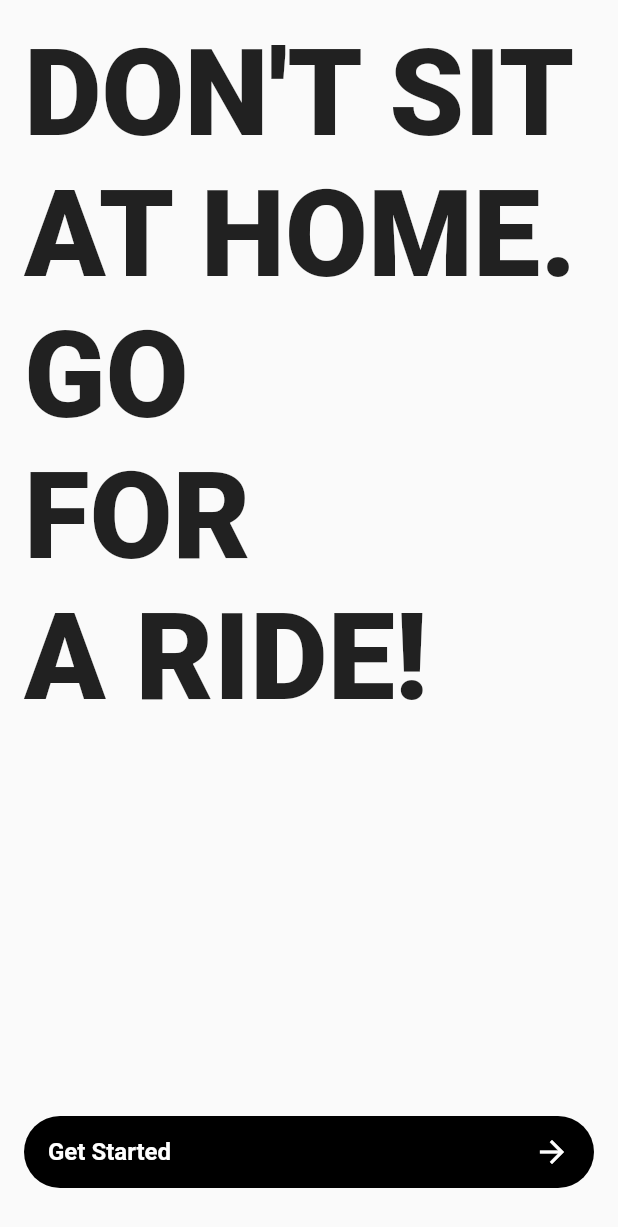
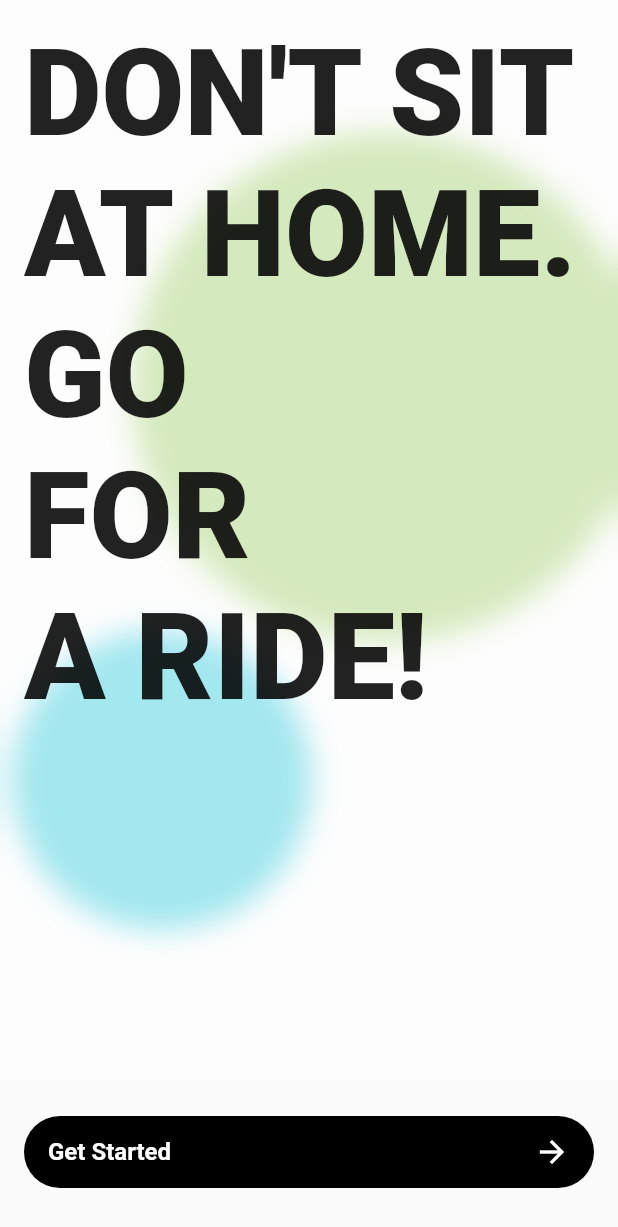
Before and after one commit to QD1221/travel_car_rental_app, a Flutter app: the screen it shows after launch, on a phone screen of 412 x 824 dp. Shown: the top 1227 px of the screen. Run offline on Flutter 3.47's test engine with Material 2 defaults, Android fonts, the phone set to English and light mode, and no system bars; our stand-ins replace flutter_riverpod, go_router.

Commit message:
Second commit

```diff
--- a/lib/main.dart
+++ b/lib/main.dart
@@ -1,20 +1,33 @@
 import 'package:flutter/material.dart';
 import 'package:flutter_riverpod/flutter_riverpod.dart';
+import 'package:go_router/go_router.dart';
+import 'package:travel_car_rental_app/src/ui/home_screen.dart';
 import 'package:travel_car_rental_app/src/ui/start_screen.dart';
 
 void main() {
-  runApp(const ProviderScope(child: MyApp()));
+  runApp(ProviderScope(child: MyApp()));
 }
 
 class MyApp extends StatelessWidget {
-  const MyApp({Key? key}) : super(key: key);
+  MyApp({Key? key}) : super(key: key);
+
+  final _router = GoRouter(routes: [
+    GoRoute(
+      path: '/',
+      builder: (context, state) => const StartScreen(),
+    ),
+    GoRoute(
+      path: '/main',
+      builder: (context, state) => const HomeScreen(),
+    )
+  ]);
 
   @override
   Widget build(BuildContext context) {
-    return const MaterialApp(
+    return MaterialApp.router(
       debugShowCheckedModeBanner: false,
-      title: 'Travel Car Rental App',
-      home: StartScreen(),
+      routeInformationParser: _router.routeInformationParser,
+      routerDelegate: _router.routerDelegate,
     );
   }
 }
--- a/lib/src/ui/start_screen.dart
+++ b/lib/src/ui/start_screen.dart
@@ -1,4 +1,7 @@
+import 'dart:ui';
+
 import 'package:flutter/material.dart';
+import 'package:go_router/go_router.dart';
 
 class StartScreen extends StatelessWidget {
   const StartScreen({Key? key}) : super(key: key);
@@ -12,8 +15,49 @@ class StartScreen extends StatelessWidget {
           children: [
             Expanded(
               child: Stack(
-                children: const [
+                children: [
                   Positioned(
+                    left: 8,
+                    bottom: 100,
+                    child: Container(
+                      height: 200,
+                      width: 200,
+                      decoration: const BoxDecoration(
+                        shape: BoxShape.circle,
+                        color: Colors.cyan,
+                      ),
+                    ),
+                  ),
+                  Positioned(
+                    right: -16,
+                    top: 48,
+                    child: Container(
+                      height: 420,
+                      width: 340,
+                      decoration: const BoxDecoration(
+                        shape: BoxShape.circle,
+                        color: Colors.lightGreen,
+                      ),
+                    ),
+                  ),
+                  Positioned(
+                    left: 0,
+                    right: 0,
+                    top: 0,
+                    bottom: 0,
+                    child: Container(
+                      decoration: BoxDecoration(
+                        color: Colors.white.withOpacity(0.4),
+                      ),
+                      child: BackdropFilter(
+                        filter: ImageFilter.blur(sigmaX: 10, sigmaY: 10),
+                        child: Container(
+                          color: Colors.white.withOpacity(0.4),
+                        ),
+                      ),
+                    ),
+                  ),
+                  const Positioned(
                     left: 16,
                     top: 16,
                     right: 16,
@@ -37,6 +81,8 @@ class StartScreen extends StatelessWidget {
                 right: 16,
                 top: 24,
               ),
+              child: GestureDetector(
+                onTap: () => GoRouter.of(context).go('/main'),
                 child: Container(
                   padding:
                       const EdgeInsets.symmetric(horizontal: 16, vertical: 12),
@@ -61,6 +107,7 @@ class StartScreen extends StatelessWidget {
                     ],
                   ),
                 ),
+              ),
             )
           ],
         ),
--- a/pubspec.yaml
+++ b/pubspec.yaml
@@ -40,7 +40,8 @@ dependencies:
   json_annotation: any
 
   fl_chart: any
-  badges: any
+  go_router: ^3.0.1
+#  badges: any
 
 dev_dependencies:
   flutter_test:
```
Also changed, not shown: lib/src/ui/home_screen.dart (added, +152 -0 lines), pubspec.lock. Lines whose indentation alone changed are shown as unchanged.
